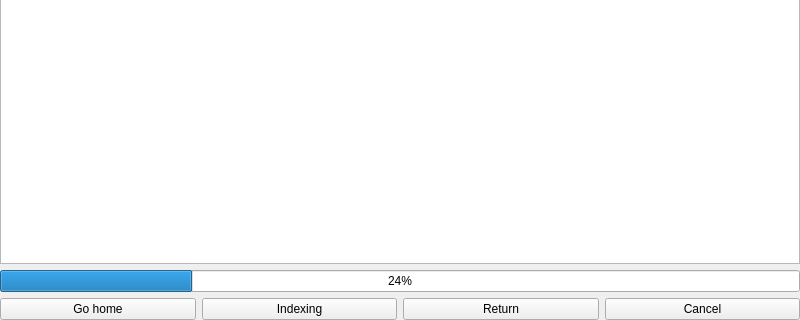
The window that find_substring/mainwindow.ui (CaelmBleidd/find_substring) describes before a commit, drawn with Qt 5; both pictures show x 0 to 800 and y 333 to 653 of the 800 by 653 pixel window.
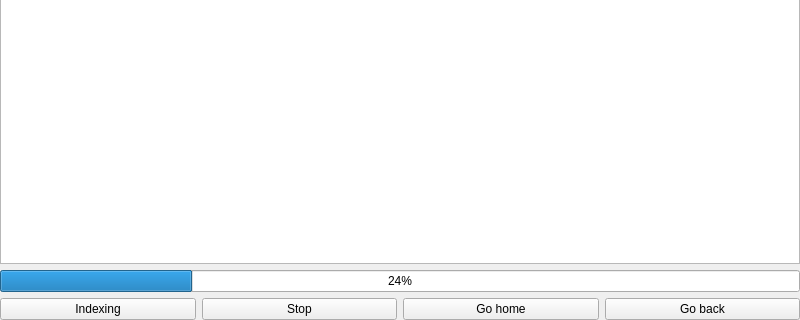
The same window after the commit.

Commit message: Add some useful tools

Patch:
```diff
--- a/find_substring/mainwindow.ui
+++ b/find_substring/mainwindow.ui
@@ -86,13 +86,6 @@
     </item>
     <item row="3" column="0">
      <layout class="QHBoxLayout" name="buttonsLayout">
-      <item>
-       <widget class="QPushButton" name="actionGo_home">
-        <property name="text">
-         <string>Go home</string>
-        </property>
-       </widget>
-      </item>
       <item>
        <widget class="QPushButton" name="actionIndexing_directory">
         <property name="text">
@@ -100,17 +93,24 @@
         </property>
        </widget>
       </item>
-      <item>
-       <widget class="QPushButton" name="actionGo_back">
-        <property name="text">
-         <string>Return</string>
-        </property>
-       </widget>
-      </item>
       <item>
        <widget class="QPushButton" name="actionCancel">
         <property name="text">
-         <string>Cancel</string>
+         <string>Stop</string>
+        </property>
+       </widget>
+      </item>
+      <item>
+       <widget class="QPushButton" name="actionGo_home">
+        <property name="text">
+         <string>Go home</string>
+        </property>
+       </widget>
+      </item>
+      <item>
+       <widget class="QPushButton" name="actionGo_back">
+        <property name="text">
+         <string>Go back</string>
         </property>
        </widget>
       </item>
```
The commit also changes 2 other files.
